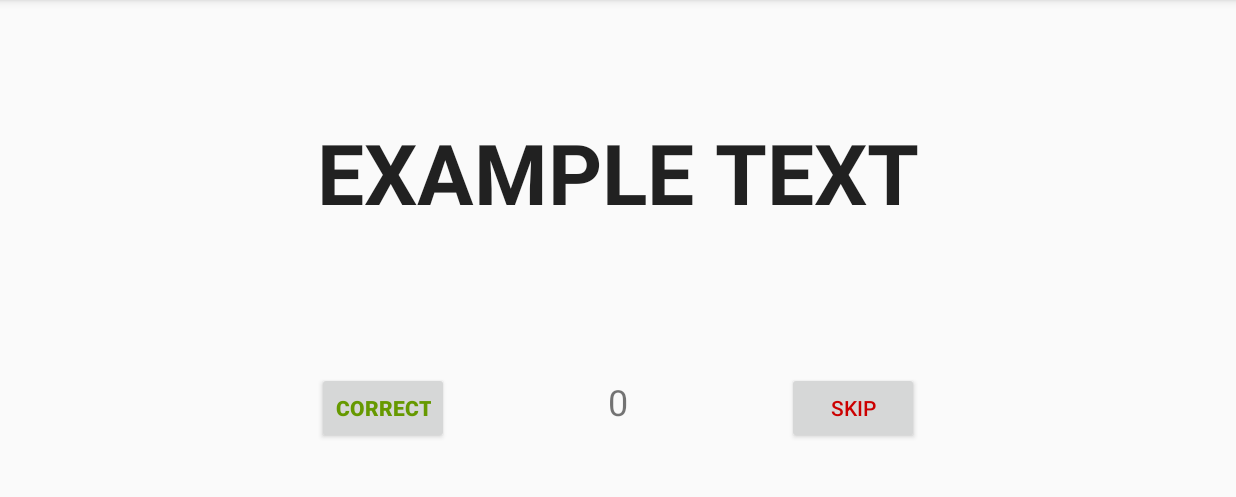
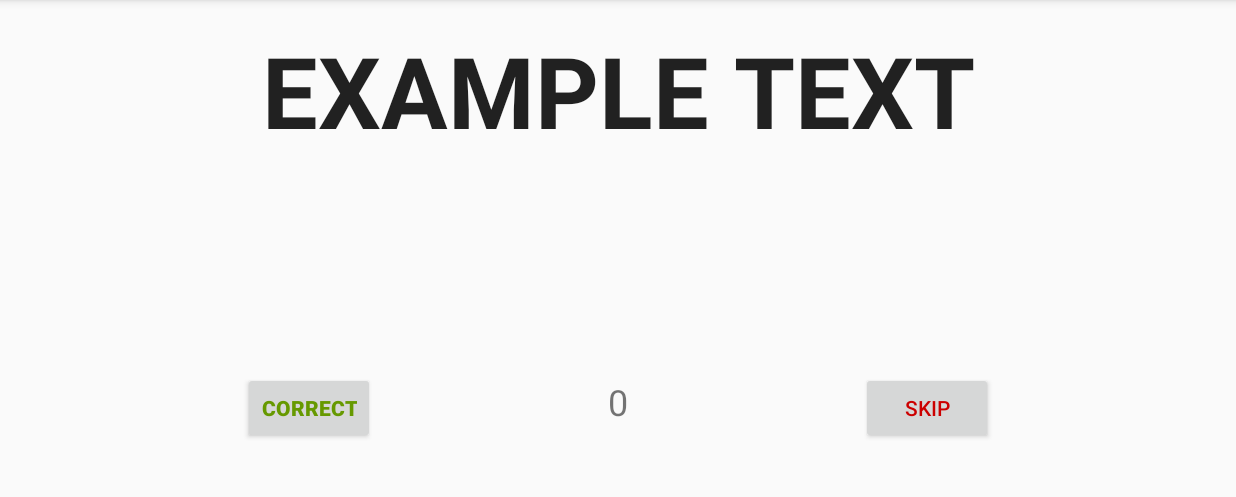
Before and after one commit to LyndsayH/heads-up, an Android app: the screen it shows after launch (MainActivity), on a phone screen of 824 x 412 dp (held sideways), the part 72-569 px from its top. Run offline under Robolectric (Android 15) with nearby library versions, the phone set to English and light mode, and no system bars.

Commit message:
Fix View logic to work with layout
Add View v argument to button methods
Add log statements to debug
Fix word TextView to 500x100

```diff
--- a/app/src/main/res/layout-land/activity_main.xml
+++ b/app/src/main/res/layout-land/activity_main.xml
@@ -10,20 +10,6 @@
     android:paddingTop="@dimen/activity_vertical_margin"
     tools:context="leo_santi.heads_up.MainActivity">
 
-    <TextView
-        android:layout_width="wrap_content"
-        android:layout_height="wrap_content"
-        android:layout_marginTop="61dp"
-        android:id="@+id/word"
-        android:text="EXAMPLE TEXT"
-        android:textAppearance="@android:style/TextAppearance.Material.Large"
-        android:typeface="normal"
-        android:textSize="56sp"
-        android:textStyle="normal|bold"
-        android:textAllCaps="true"
-        android:layout_alignParentTop="true"
-        android:layout_centerHorizontal="true" />
-
     <Button
         android:text="skip"
         android:layout_width="wrap_content"
@@ -33,6 +19,7 @@
         android:layout_alignBaseline="@+id/correct"
         android:layout_alignBottom="@+id/correct"
         android:layout_alignRight="@+id/word"
+        android:onClick="playerSkip"
         android:layout_alignEnd="@+id/word" />
 
     <Button
@@ -45,6 +32,7 @@
         android:layout_alignParentBottom="true"
         android:layout_alignLeft="@+id/word"
         android:layout_alignStart="@+id/word"
+        android:onClick="playerCorrect"
         android:layout_marginBottom="52dp" />
 
     <TextView
@@ -57,4 +45,18 @@
         android:layout_alignBottom="@+id/correct"
         android:layout_centerHorizontal="true" />
 
+    <TextView
+        android:layout_width="500dp"
+        android:layout_height="100dp"
+        android:id="@+id/word"
+        android:text="EXAMPLE TEXT"
+        android:textAppearance="@android:style/TextAppearance.Material.Large"
+        android:typeface="normal"
+        android:textSize="66sp"
+        android:textStyle="normal|bold"
+        android:textAllCaps="true"
+        android:textAlignment="center"
+        android:layout_alignParentTop="true"
+        android:layout_centerHorizontal="true" />
+
 </RelativeLayout>
```
Also changed, not shown: app/src/main/java/leo_santi/heads_up/MainActivity.java (+13 -4 lines).
